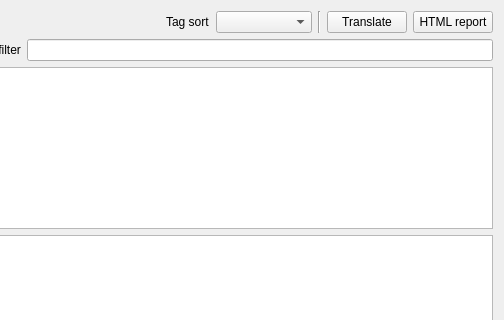
Above: utils/pixivindextab.ui from kernel1024/jpreader before the change; both pictures show x 211 to 715 and y 0 to 320 of the 715 by 410 pixel window. Below: the same form after it.
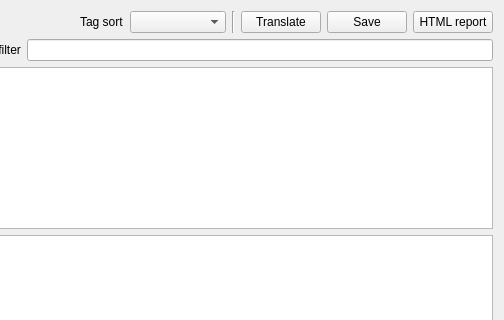
That is the form after the change.

```diff
--- a/utils/pixivindextab.ui
+++ b/utils/pixivindextab.ui
@@ -67,6 +67,13 @@
        </property>
       </widget>
      </item>
+     <item>
+      <widget class="QPushButton" name="buttonSave">
+       <property name="text">
+        <string>Save</string>
+       </property>
+      </widget>
+     </item>
      <item>
       <widget class="QPushButton" name="buttonReport">
        <property name="text">
```
Left out of the diff: 1 changed line with no effect on the pictures.
